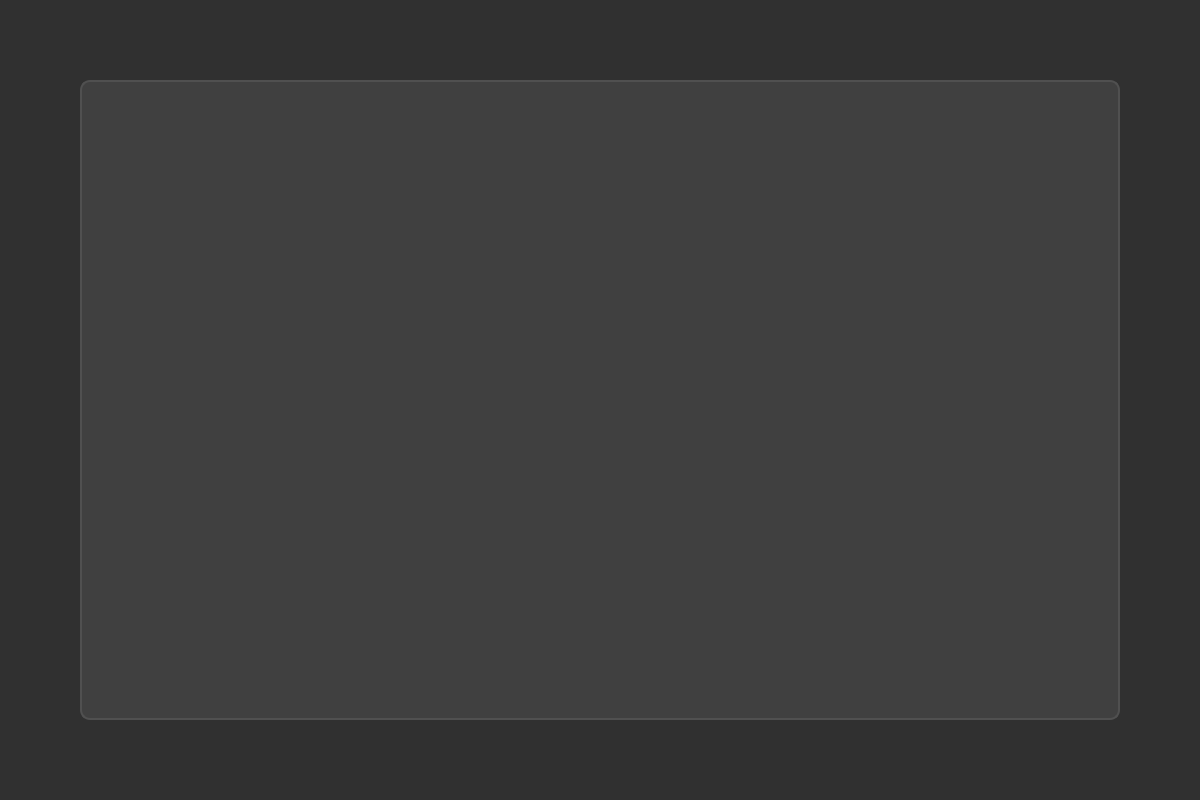
Above: ui/UserSelectScreen.ui from TBoston11/SandDriveUserInterface before the change. Below: the same form after it.
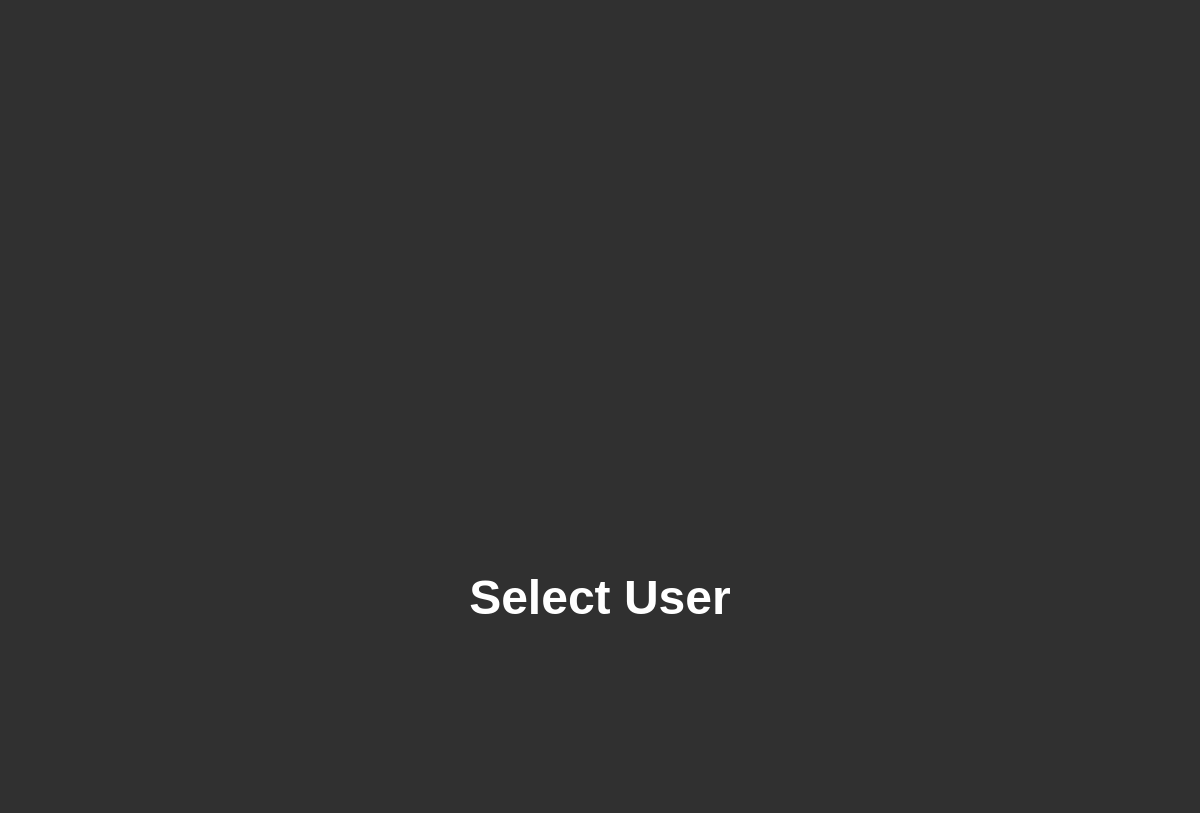
That is the form after the change. Icons and pictures are not drawn.

Commit message:
Add delete user functionality and modernize UI
- Add DeleteUserScreen with user list and confirmation dialog
- Secure admin account from deletion (UI filter + database protection)
- Redesign UserSelectScreen with horizontal scrolling user cards
- Add SandDriveLogo.png to UserSelectScreen, LoginScreen, and MainDashboard
- Fix database path to use QStandardPaths for consistent location across launches
- Fix ScreenController duplicate dashboard setup causing missing signal connections
- Update popup messages with explicit QMessageBox for better display on macOS

What changed in the file:
```diff
--- a/ui/UserSelectScreen.ui
+++ b/ui/UserSelectScreen.ui
@@ -14,23 +14,42 @@
    <string notr="true">QWidget#UserSelectScreen {
     background-color: #303030;
 }
-QListWidget {
+
+QScrollArea {
+    background-color: transparent;
+    border: none;
+}
+
+QWidget#scrollAreaWidgetContents {
+    background-color: transparent;
+}
+
+QPushButton#userButton {
     background-color: #404040;
+    border: 3px solid #505050;
+    border-radius: 15px;
     color: white;
-    border: 2px solid #505050;
-    border-radius: 10px;
-    padding: 20px;
-    font-size: 48pt;
+    font-size: 24pt;
+    font-weight: bold;
+    min-width: 200px;
+    max-width: 200px;
+    min-height: 280px;
+    max-height: 280px;
 }
-QListWidget::item {
-    padding: 20px;
-    min-height: 80px;
+
+QPushButton#userButton:hover {
+    background-color: #4a4a4a;
+    border: 3px solid #606060;
 }
-QListWidget::item:selected {
+
+QPushButton#userButton:pressed {
     background-color: #505050;
 }
-QListWidget::item:hover {
-    background-color: #454545;
+
+QLabel#titleLabel {
+    color: white;
+    font-size: 36pt;
+    font-weight: bold;
 }</string>
   </property>
   <layout class="QVBoxLayout" name="verticalLayout">
@@ -50,7 +69,112 @@
     <number>80</number>
    </property>
    <item>
-    <widget class="QListWidget" name="listWidget"/>
+    <layout class="QHBoxLayout" name="logoLayout">
+     <item>
+      <spacer name="logoLeftSpacer">
+       <property name="orientation">
+        <enum>Qt::Horizontal</enum>
+       </property>
+       <property name="sizeHint" stdset="0">
+        <size>
+         <width>40</width>
+         <height>20</height>
+        </size>
+       </property>
+      </spacer>
+     </item>
+     <item>
+      <widget class="QLabel" name="logoLabel">
+       <property name="text">
+        <string/>
+       </property>
+       <property name="pixmap">
+        <pixmap>:/Images/SandDriveLogo.png</pixmap>
+       </property>
+       <property name="scaledContents">
+        <bool>true</bool>
+       </property>
+       <property name="alignment">
+        <set>Qt::AlignCenter</set>
+       </property>
+       <property name="minimumSize">
+        <size>
+         <width>600</width>
+         <height>450</height>
+        </size>
+       </property>
+       <property name="maximumSize">
+        <size>
+         <width>1200</width>
+         <height>450</height>
+        </size>
+       </property>
+      </widget>
+     </item>
+     <item>
+      <spacer name="logoRightSpacer">
+       <property name="orientation">
+        <enum>Qt::Horizontal</enum>
+       </property>
+       <property name="sizeHint" stdset="0">
+        <size>
+         <width>40</width>
+         <height>20</height>
+        </size>
+       </property>
+      </spacer>
+     </item>
+    </layout>
+   </item>
+   <item>
+    <widget class="QLabel" name="titleLabel">
+     <property name="text">
+      <string>Select User</string>
+     </property>
+     <property name="alignment">
+      <set>Qt::AlignCenter</set>
+     </property>
+    </widget>
+   </item>
+   <item>
+    <widget class="QScrollArea" name="scrollArea">
+     <property name="widgetResizable">
+      <bool>true</bool>
+     </property>
+     <property name="horizontalScrollBarPolicy">
+      <enum>Qt::ScrollBarAsNeeded</enum>
+     </property>
+     <property name="verticalScrollBarPolicy">
+      <enum>Qt::ScrollBarAlwaysOff</enum>
+     </property>
+     <widget class="QWidget" name="scrollAreaWidgetContents">
+      <property name="geometry">
+       <rect>
+        <x>0</x>
+        <y>0</y>
+        <width>1040</width>
+        <height>560</height>
+       </rect>
+      </property>
+      <layout class="QHBoxLayout" name="horizontalLayout">
+       <property name="spacing">
+        <number>30</number>
+       </property>
+       <property name="leftMargin">
+        <number>20</number>
+       </property>
+       <property name="topMargin">
+        <number>100</number>
+       </property>
+       <property name="rightMargin">
+        <number>20</number>
+       </property>
+       <property name="bottomMargin">
+        <number>100</number>
+       </property>
+      </layout>
+     </widget>
+    </widget>
    </item>
   </layout>
  </widget>
```
The commit also changes 18 other files.
